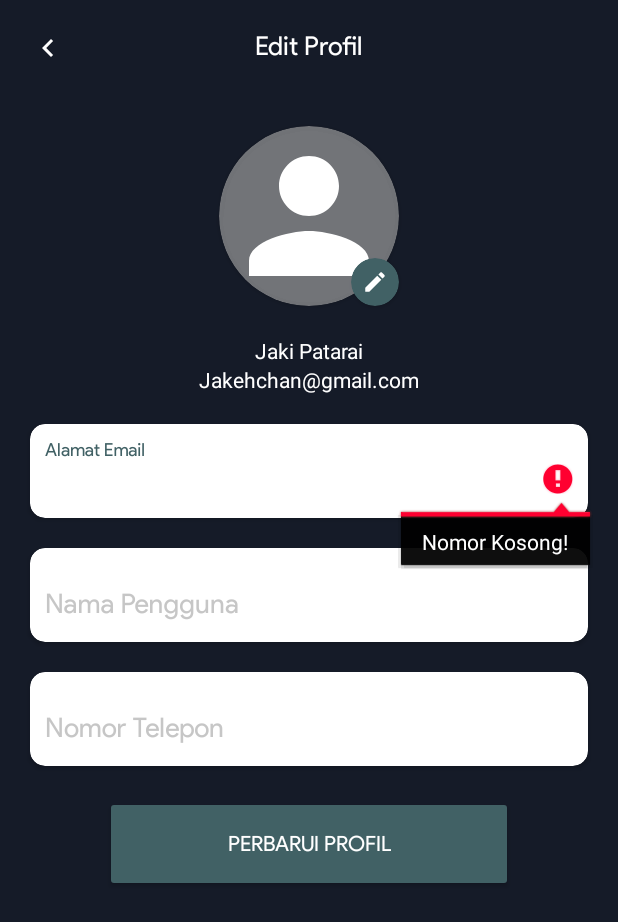
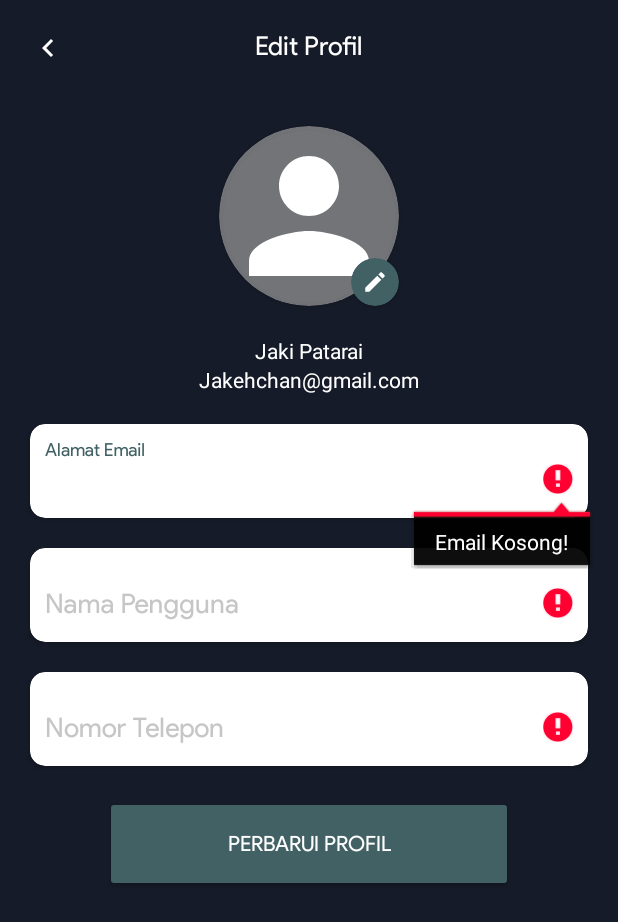
Before and after one commit to fakhrimf/Hospitality, an Android app: the EditProfileFragment screen opened directly, with no data from a screen before it, after a tap on "PERBARUI PROFIL", on a phone screen of 412 x 824 dp. Shown: the top 922 px of the screen. Run offline under Robolectric (Android 15) with nearby library versions, the phone set to English and light mode, and no system bars; our stand-ins replace Firebase (no records; nobody signed in at launch, a user with empty details on screens opened directly), Picasso; plain views replace SpinKitView; pictures from the network do not load; 1 statement that could not run was skipped.

Commit message:
hotfix edit profile 2

```diff
--- a/app/src/main/java/com/sixgroup/hospitality/ui/account/EditProfileFragment.kt
+++ b/app/src/main/java/com/sixgroup/hospitality/ui/account/EditProfileFragment.kt
@@ -174,11 +174,11 @@ class EditProfileFragment : Fragment() {
         }
         if (namaInputEdit.text.toString().isEmpty()) {
             check = true
-            emailInputEditProfil.error = "Nama Kosong!"
+            namaInputEdit.error = "Nama Kosong!"
         }
         if (phoneInputEdit.text.toString().isEmpty()) {
             check = true
-            emailInputEditProfil.error = "Nomor Kosong!"
+            phoneInputEdit.error = "Nomor Kosong!"
         }
         return check
     }
```
